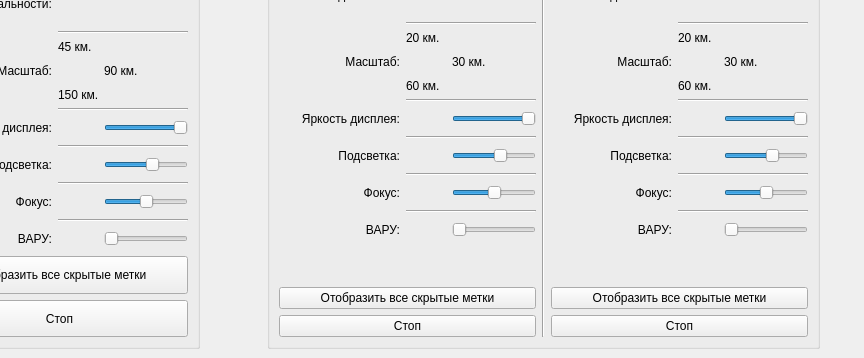
Carduelis/vk, file rspindicators.ui: the form before one commit; both pictures show x 90 to 954 and y 494 to 852 of the 954 by 852 pixel window.
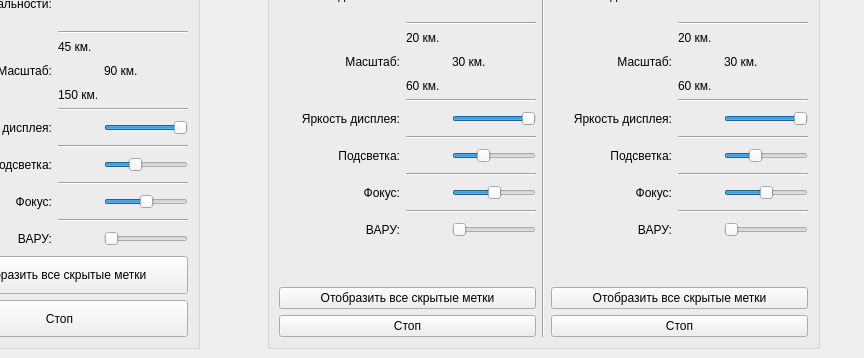
The form after the commit. Icons and pictures are not drawn. Custom widgets are drawn as their Qt base class.

Diff of the .ui file:
```diff
--- a/rspindicators.ui
+++ b/rspindicators.ui
@@ -259,7 +259,7 @@
                 <number>100</number>
                </property>
                <property name="value">
-                <number>60</number>
+                <number>35</number>
                </property>
                <property name="orientation">
                 <enum>Qt::Horizontal</enum>
@@ -1292,7 +1292,7 @@
                   <number>100</number>
                  </property>
                  <property name="value">
-                  <number>60</number>
+                  <number>35</number>
                  </property>
                  <property name="orientation">
                   <enum>Qt::Horizontal</enum>
@@ -1549,7 +1549,7 @@
                   <number>100</number>
                  </property>
                  <property name="value">
-                  <number>60</number>
+                  <number>35</number>
                  </property>
                  <property name="orientation">
                   <enum>Qt::Horizontal</enum>
```
